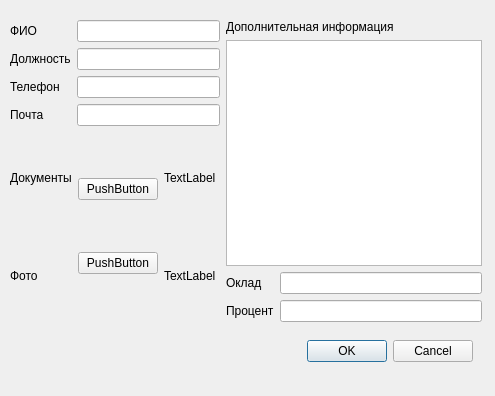
Above: test_UI_new_worker.ui from Korguv/Poliur before the change. Below: the same form after it.
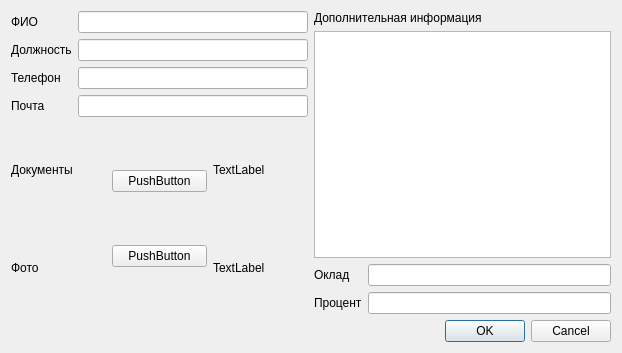
That is the form after the change.

Diff of the .ui file:
```diff
--- a/test_UI_new_worker.ui
+++ b/test_UI_new_worker.ui
@@ -6,38 +6,15 @@
    <rect>
     <x>0</x>
     <y>0</y>
-    <width>495</width>
-    <height>396</height>
+    <width>622</width>
+    <height>353</height>
    </rect>
   </property>
   <property name="windowTitle">
    <string>Dialog</string>
   </property>
-  <widget class="QDialogButtonBox" name="buttonBox">
-   <property name="geometry">
-    <rect>
-     <x>270</x>
-     <y>340</y>
-     <width>203</width>
-     <height>23</height>
-    </rect>
-   </property>
-   <property name="orientation">
-    <enum>Qt::Horizontal</enum>
-   </property>
-   <property name="standardButtons">
-    <set>QDialogButtonBox::Cancel|QDialogButtonBox::Ok</set>
-   </property>
-  </widget>
-  <widget class="QWidget" name="">
-   <property name="geometry">
-    <rect>
-     <x>10</x>
-     <y>20</y>
-     <width>472</width>
-     <height>302</height>
-    </rect>
-   </property>
+  <layout class="QGridLayout" name="gridLayout">
+   <item row="0" column="0">
    <layout class="QHBoxLayout" name="horizontalLayout_4">
     <item>
      <layout class="QVBoxLayout" name="verticalLayout_9">
@@ -204,7 +181,18 @@
      </layout>
     </item>
    </layout>
-  </widget>
+   </item>
+   <item row="1" column="0">
+    <widget class="QDialogButtonBox" name="buttonBox">
+     <property name="orientation">
+      <enum>Qt::Horizontal</enum>
+     </property>
+     <property name="standardButtons">
+      <set>QDialogButtonBox::Cancel|QDialogButtonBox::Ok</set>
+     </property>
+    </widget>
+   </item>
+  </layout>
  </widget>
  <resources/>
  <connections>
```
Lines whose indentation alone changed are shown as unchanged.
